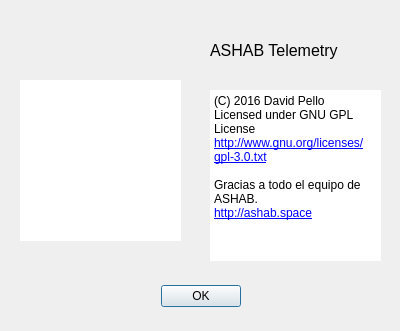
Old version of the form about.ui in the repository ladecadence/ASHAB-Telemetry.
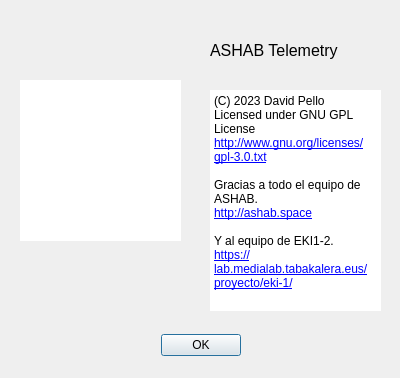
New version of the form.

Patch:
```diff
--- a/about.ui
+++ b/about.ui
@@ -7,7 +7,7 @@
     <x>0</x>
     <y>0</y>
     <width>400</width>
-    <height>331</height>
+    <height>378</height>
    </rect>
   </property>
   <property name="windowTitle">
@@ -17,9 +17,9 @@
    <property name="geometry">
     <rect>
      <x>30</x>
-     <y>280</y>
+     <y>330</y>
      <width>341</width>
-     <height>32</height>
+     <height>31</height>
     </rect>
    </property>
    <property name="orientation">
@@ -75,7 +75,7 @@
      <x>210</x>
      <y>90</y>
      <width>171</width>
-     <height>171</height>
+     <height>221</height>
     </rect>
    </property>
    <property name="autoFillBackground">
@@ -89,15 +89,21 @@
    </property>
    <property name="html">
     <string>&lt;!DOCTYPE HTML PUBLIC &quot;-//W3C//DTD HTML 4.0//EN&quot; &quot;http://www.w3.org/TR/REC-html40/strict.dtd&quot;&gt;
-&lt;html&gt;&lt;head&gt;&lt;meta name=&quot;qrichtext&quot; content=&quot;1&quot; /&gt;&lt;style type=&quot;text/css&quot;&gt;
+&lt;html&gt;&lt;head&gt;&lt;meta name=&quot;qrichtext&quot; content=&quot;1&quot; /&gt;&lt;meta charset=&quot;utf-8&quot; /&gt;&lt;style type=&quot;text/css&quot;&gt;
 p, li { white-space: pre-wrap; }
+hr { height: 1px; border-width: 0; }
+li.unchecked::marker { content: &quot;\2610&quot;; }
+li.checked::marker { content: &quot;\2612&quot;; }
 &lt;/style&gt;&lt;/head&gt;&lt;body style=&quot; font-family:'Cantarell'; font-size:11pt; font-weight:400; font-style:normal;&quot;&gt;
-&lt;p style=&quot; margin-top:0px; margin-bottom:0px; margin-left:0px; margin-right:0px; -qt-block-indent:0; text-indent:0px;&quot;&gt;&lt;span style=&quot; font-family:'Sans Serif'; font-size:9pt;&quot;&gt;(C) 2016 David Pello&lt;/span&gt;&lt;/p&gt;
+&lt;p style=&quot; margin-top:0px; margin-bottom:0px; margin-left:0px; margin-right:0px; -qt-block-indent:0; text-indent:0px;&quot;&gt;&lt;span style=&quot; font-family:'Sans Serif'; font-size:9pt;&quot;&gt;(C) 2023 David Pello&lt;/span&gt;&lt;/p&gt;
 &lt;p style=&quot; margin-top:0px; margin-bottom:0px; margin-left:0px; margin-right:0px; -qt-block-indent:0; text-indent:0px;&quot;&gt;&lt;span style=&quot; font-family:'Sans Serif'; font-size:9pt;&quot;&gt;Licensed under GNU GPL License&lt;/span&gt;&lt;/p&gt;
 &lt;p style=&quot; margin-top:0px; margin-bottom:0px; margin-left:0px; margin-right:0px; -qt-block-indent:0; text-indent:0px;&quot;&gt;&lt;a href=&quot;http://www.gnu.org/licenses/gpl-3.0.txt&quot;&gt;&lt;span style=&quot; font-family:'Sans Serif'; font-size:9pt; text-decoration: underline; color:#0000ff;&quot;&gt;http://www.gnu.org/licenses/gpl-3.0.txt&lt;/span&gt;&lt;/a&gt;&lt;/p&gt;
 &lt;p style=&quot;-qt-paragraph-type:empty; margin-top:0px; margin-bottom:0px; margin-left:0px; margin-right:0px; -qt-block-indent:0; text-indent:0px; font-family:'Sans Serif'; font-size:9pt;&quot;&gt;&lt;br /&gt;&lt;/p&gt;
 &lt;p style=&quot; margin-top:0px; margin-bottom:0px; margin-left:0px; margin-right:0px; -qt-block-indent:0; text-indent:0px;&quot;&gt;&lt;span style=&quot; font-family:'Sans Serif'; font-size:9pt;&quot;&gt;Gracias a todo el equipo de ASHAB.&lt;/span&gt;&lt;/p&gt;
-&lt;p style=&quot; margin-top:0px; margin-bottom:0px; margin-left:0px; margin-right:0px; -qt-block-indent:0; text-indent:0px;&quot;&gt;&lt;a href=&quot;http://ashab.space&quot;&gt;&lt;span style=&quot; font-family:'Sans Serif'; font-size:9pt; text-decoration: underline; color:#0000ff;&quot;&gt;http://ashab.space&lt;/span&gt;&lt;/a&gt;&lt;/p&gt;&lt;/body&gt;&lt;/html&gt;</string>
+&lt;p style=&quot; margin-top:0px; margin-bottom:0px; margin-left:0px; margin-right:0px; -qt-block-indent:0; text-indent:0px;&quot;&gt;&lt;a href=&quot;http://ashab.space&quot;&gt;&lt;span style=&quot; font-family:'Sans Serif'; font-size:9pt; text-decoration: underline; color:#0000ff;&quot;&gt;http://ashab.space&lt;/span&gt;&lt;/a&gt;&lt;/p&gt;
+&lt;p style=&quot;-qt-paragraph-type:empty; margin-top:0px; margin-bottom:0px; margin-left:0px; margin-right:0px; -qt-block-indent:0; text-indent:0px; font-family:'Sans Serif'; font-size:9pt; text-decoration: underline; color:#0000ff;&quot;&gt;&lt;br /&gt;&lt;/p&gt;
+&lt;p style=&quot; margin-top:0px; margin-bottom:0px; margin-left:0px; margin-right:0px; -qt-block-indent:0; text-indent:0px;&quot;&gt;&lt;span style=&quot; font-family:'Sans Serif'; font-size:9pt;&quot;&gt;Y al equipo de EKI1-2.&lt;/span&gt;&lt;/p&gt;
+&lt;p style=&quot; margin-top:0px; margin-bottom:0px; margin-left:0px; margin-right:0px; -qt-block-indent:0; text-indent:0px;&quot;&gt;&lt;a href=&quot;https://lab.medialab.tabakalera.eus/proyecto/eki-1/&quot;&gt;&lt;span style=&quot; font-family:'Sans Serif'; font-size:9pt; text-decoration: underline; color:#0000ff;&quot;&gt;https://lab.medialab.tabakalera.eus/proyecto/eki-1/&lt;/span&gt;&lt;/a&gt;&lt;/p&gt;&lt;/body&gt;&lt;/html&gt;</string>
    </property>
   </widget>
   <widget class="QLabel" name="labelBuild">
```
